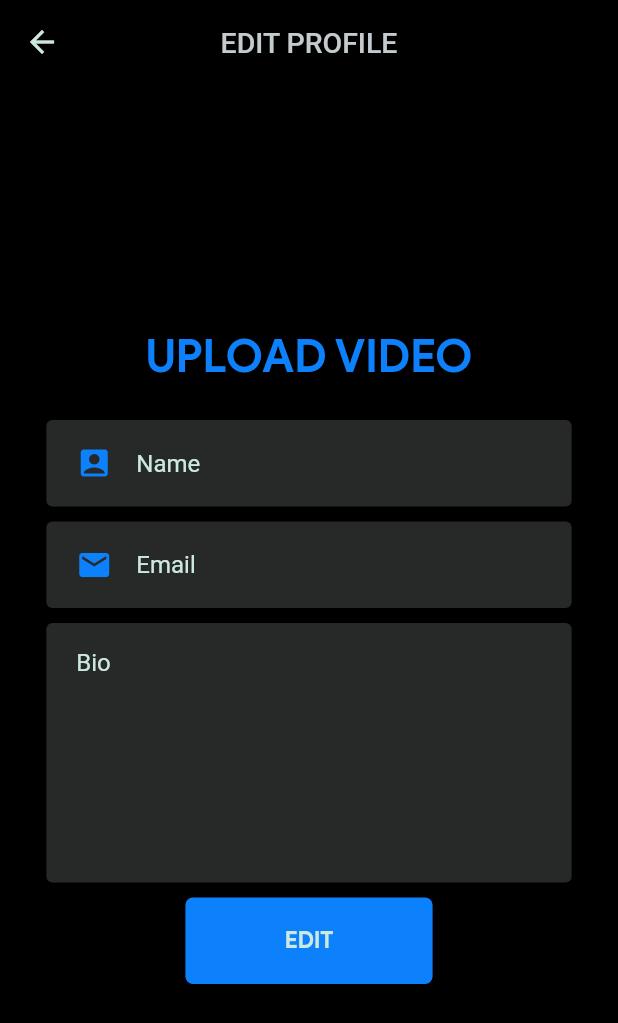
After one commit to thanhdat369/PRM_Yuvid, a Flutter app: the UserHomeScreen screen opened directly, item 3 of the bottom bar chosen, after a tap on "Edit profile", on a phone screen of 412 x 824 dp. The commit adds this screen. Shown: the top 1023 px of the screen. Run offline on Flutter 3.47's test engine with Material 2 defaults, Android fonts, the phone set to English and light mode, and no system bars; our stand-ins replace bloc, cached_network_image, chewie, equatable, flutter_bloc, image_picker and 1 more; missing offline and left inert: flutter_share; network calls fail.

Commit message:
Edit profile setup

```diff
--- a/lib/App.dart
+++ b/lib/App.dart
@@ -51,7 +51,7 @@ class AuthenScreen extends StatelessWidget {
       if (state is AuthInitial) {
         return SplashScreen();
       } else if (state is AuthenticatedState) {
-        return UserHome();
+        return UserHomeScreen();
       } else if (state is UnAuthenticatedState) {
         return LoginPageParent();
       }
--- /dev/null
+++ b/lib/blocs/account/edit_profile/edit_profile_bloc.dart
@@ -0,0 +1,28 @@
+import 'dart:async';
+
+import 'package:bloc/bloc.dart';
+import 'package:equatable/equatable.dart';
+import 'package:flutter/cupertino.dart';
+import 'package:prm_yuvid/models/accountDTO.dart';
+import 'package:prm_yuvid/repositories/account_repo.dart';
+
+part 'edit_profile_event.dart';
+part 'edit_profile_state.dart';
+
+class EditProfileBloc extends Bloc<EditProfileEvent, EditProfileState> {
+  AccountRepository accountRepo;
+  EditProfileBloc() : super(EditProfileInitial()) {
+    accountRepo = AccountRepository();
+  }
+  EditProfileState get initialState => EditProfileInitial();
+  @override
+  Stream<EditProfileState> mapEventToState(
+    EditProfileEvent event,
+  ) async* {
+    if (event is EditProfileClickEvent) {
+      yield EditProfileLoadingState();
+      await accountRepo.editProfile(event.accountEditDTO);
+      yield EditProfileSuccessState();
+    }
+  }
+}
--- /dev/null
+++ b/lib/blocs/account/edit_profile/edit_profile_event.dart
@@ -0,0 +1,15 @@
+part of 'edit_profile_bloc.dart';
+
+abstract class EditProfileEvent extends Equatable {
+  const EditProfileEvent();
+
+  @override
+  List<Object> get props => [];
+}
+
+class EditProfileInitEvent extends EditProfileEvent {}
+
+class EditProfileClickEvent extends EditProfileEvent {
+  AccountEditDTO accountEditDTO;
+  EditProfileClickEvent({this.accountEditDTO});
+}
--- /dev/null
+++ b/lib/blocs/account/edit_profile/edit_profile_state.dart
@@ -0,0 +1,19 @@
+part of 'edit_profile_bloc.dart';
+
+abstract class EditProfileState extends Equatable {
+  const EditProfileState();
+
+  @override
+  List<Object> get props => [];
+}
+
+class EditProfileInitial extends EditProfileState {}
+
+class EditProfileSuccessState extends EditProfileState {}
+
+class EditProfileFailedState extends EditProfileState {
+  final String message;
+  EditProfileFailedState({@required this.message});
+}
+
+class EditProfileLoadingState extends EditProfileState {}
--- a/lib/blocs/login/login_bloc.dart
+++ b/lib/blocs/login/login_bloc.dart
@@ -32,7 +32,10 @@ class LoginBloc extends Bloc<LoginEvent, LoginState> {
         yield LoginSuccessState(id: user.id);
       }
     } catch (e) {
-      yield LoginFailedState(message: e.toString().substring(10));
+      if (e.toString().contains("XMLHttp")) {
+        yield LoginFailedState(message: "No Internet connection");
+      } else
+        yield LoginFailedState(message: e.toString().substring(10));
     }
     // TODO: implement mapEventToState
   }
--- a/lib/models/accountDTO.dart
+++ b/lib/models/accountDTO.dart
@@ -53,3 +53,25 @@ class AccountAuthDTO {
     return data;
   }
 }
+
+class AccountEditDTO {
+  String email;
+  String name;
+  String bio;
+
+  AccountEditDTO({this.email, this.name, this.bio});
+
+  AccountEditDTO.fromJson(Map<String, dynamic> json) {
+    email = json['email'];
+    name = json['name'];
+    bio = json['bio'];
+  }
+
+  Map<String, dynamic> toJson() {
+    final Map<String, dynamic> data = new Map<String, dynamic>();
+    data['email'] = this.email;
+    data['name'] = this.name;
+    data['bio'] = this.bio;
+    return data;
+  }
+}
--- a/lib/repositories/account_repo.dart
+++ b/lib/repositories/account_repo.dart
@@ -5,4 +5,6 @@ class AccountRepository {
   AccountApiProvider accountApiProvider = AccountApiProvider();
   Future<AccountDTO> login(String username, String password) =>
       accountApiProvider.login(username, password);
+  Future<bool> editProfile(AccountEditDTO dto) =>
+      accountApiProvider.editProfile(dto);
 }
--- a/lib/screens/login_signup/login_screen.dart
+++ b/lib/screens/login_signup/login_screen.dart
@@ -85,7 +85,7 @@ class LoginScreen extends StatelessWidget {
                 if (state is LoginSuccessState) {
                   Navigator.of(context)
                       .pushReplacement(MaterialPageRoute(builder: (context) {
-                    return UserHome(id: state.id);
+                    return UserHomeScreen(id: state.id);
                   }));
                 }
               },
--- /dev/null
+++ b/lib/screens/user/components_screen/edit_profile_screen.dart
@@ -0,0 +1,112 @@
+import 'package:flutter/material.dart';
+import 'package:flutter_bloc/flutter_bloc.dart';
+import 'package:prm_yuvid/blocs/account/edit_profile/edit_profile_bloc.dart';
+import 'package:prm_yuvid/models/accountDTO.dart';
+import 'package:prm_yuvid/screens/user/components/user_rounded_button.dart';
+import 'package:prm_yuvid/screens/user/components/user_rounded_input.dart';
+import 'package:prm_yuvid/screens/user/components_screen/user_screen_back_button.dart';
+import 'package:prm_yuvid/themes/colors.dart';
+
+class EditProfileParentScreen extends StatelessWidget {
+  const EditProfileParentScreen({Key key}) : super(key: key);
+
+  @override
+  Widget build(BuildContext context) {
+    return BlocProvider(
+      create: (context) => EditProfileBloc(),
+      child: EditProfileScreen(),
+    );
+  }
+}
+
+class EditProfileScreen extends StatefulWidget {
+  EditProfileScreen({Key key}) : super(key: key);
+
+  @override
+  _EditProfileScreenState createState() => _EditProfileScreenState();
+}
+
+class _EditProfileScreenState extends State<EditProfileScreen> {
+  EditProfileBloc editProfileBloc;
+  TextEditingController _namecontroller = TextEditingController();
+  TextEditingController _emailcontroller = TextEditingController();
+  TextEditingController _biocontroller = TextEditingController();
+  @override
+  void initState() {
+    // TODO: implement initState
+    super.initState();
+    editProfileBloc = BlocProvider.of<EditProfileBloc>(context);
+  }
+
+  @override
+  Widget build(BuildContext context) {
+    return UserScreenBackButton(
+        title: "Edit profile",
+        child: Container(
+          alignment: Alignment.center,
+          child: Column(
+              mainAxisAlignment: MainAxisAlignment.center,
+              crossAxisAlignment: CrossAxisAlignment.center,
+              children: [
+                Padding(
+                  padding: const EdgeInsets.only(bottom: 20),
+                  child: Text("UPLOAD VIDEO",
+                      style: TextStyle(
+                          color: MainColors.kMain,
+                          fontSize: 30,
+                          fontWeight: FontWeight.bold)),
+                ),
+                UserRoundedInput(
+                  hintText: "Name",
+                  icon: Icons.account_box,
+                  line: 1,
+                  textEditingController: _namecontroller,
+                ),
+                UserRoundedInput(
+                  hintText: "Email",
+                  icon: Icons.email,
+                  line: 1,
+                  textEditingController: _emailcontroller,
+                ),
+                UserRoundedInput(
+                  hintText: "Bio",
+                  icon: null,
+                  line: 3,
+                  textEditingController: _biocontroller,
+                ),
+                UserRoundedButton(text: "Edit", press: edit_profile),
+                BlocListener<EditProfileBloc, EditProfileState>(
+                  listener: (context, state) {
+                    if (state is EditProfileSuccessState) {
+                      Navigator.pop(context);
+                    }
+                  },
+                  child: BlocBuilder<EditProfileBloc, EditProfileState>(
+                      builder: (context, state) {
+                    if (state is EditProfileInitial) {
+                      return SizedBox.shrink();
+                    } else if (state is EditProfileLoadingState) {
+                      return Center(child: CircularProgressIndicator());
+                    } else if (state is EditProfileSuccessState) {
+                      return Container();
+                    } else if (state is EditProfileFailedState) {
+                      return Text(state.message,
+                          style: TextStyle(color: Colors.red));
+                    } else {
+                      return SizedBox.shrink();
+                    }
+                  }),
+                ),
+              ]),
+        ));
+  }
+
+  void edit_profile() {
+    // print("Hello");
+    AccountEditDTO dto = AccountEditDTO(
+        name: this._namecontroller.text,
+        email: this._emailcontroller.text,
+        bio: this._biocontroller.text);
+    this.editProfileBloc.add(EditProfileClickEvent(accountEditDTO: dto));
+  }
+}
--- /dev/null
+++ b/lib/screens/user/components_screen/user_screen_back_button.dart
@@ -0,0 +1,33 @@
+import 'package:flutter/material.dart';
+import 'package:prm_yuvid/themes/colors.dart';
+
+class UserScreenBackButton extends StatefulWidget {
+  Widget child;
+  String title;
+  UserScreenBackButton({Key key, this.child, @required this.title})
+      : super(key: key);
+  @override
+  _UserScreenBackButtonState createState() => _UserScreenBackButtonState();
+}
+
+class _UserScreenBackButtonState extends State<UserScreenBackButton> {
+  @override
+  Widget build(BuildContext context) {
+    return Scaffold(
+      resizeToAvoidBottomInset: false,
+      appBar: AppBar(
+        backgroundColor: MainColors.kDark,
+        leading: BackButton(color: MainColors.kLight),
+        title: Text(
+          this.widget.title.toUpperCase(),
+          style: TextStyle(fontSize: 19, color: MainColors.kSoftLight),
+        ),
+        centerTitle: true,
+      ),
+      backgroundColor: MainColors.kDark,
+      body: Container(
+        child: this.widget.child,
+      ),
+    );
+  }
+}
--- a/lib/screens/user/main_user_screen/profile_screen.dart
+++ b/lib/screens/user/main_user_screen/profile_screen.dart
@@ -1,5 +1,6 @@
 import 'package:cached_network_image/cached_network_image.dart';
 import 'package:flutter/material.dart';
+import 'package:prm_yuvid/screens/user/components_screen/edit_profile_screen.dart';
 import 'package:prm_yuvid/themes/colors.dart';
 
 class ProfileScreen extends StatelessWidget {
@@ -90,13 +91,22 @@ class ProfileScreen extends StatelessWidget {
                 margin: EdgeInsets.only(bottom: 10),
                 decoration:
                     BoxDecoration(border: Border.all(color: MainColors.kLight)),
+                child: InkWell(
+                  onTap: () {
+                    Navigator.push(
+                      context,
+                      MaterialPageRoute(
+                          builder: (context) => EditProfileParentScreen()),
+                    );
+                  },
                   child: Center(
                     child: Text(
                       "Edit profile",
-                  style: TextStyle(fontSize: 15, fontWeight: FontWeight.bold),
+                      style:
+                          TextStyle(fontSize: 15, fontWeight: FontWeight.bold),
                     ),
                   ),
-            ),
+                )),
             Row(
               children: [
                 Expanded(
--- a/lib/screens/user/main_user_screen/user_home.dart
+++ b/lib/screens/user/main_user_screen/user_home.dart
@@ -1,19 +1,75 @@
 import 'package:flutter/material.dart';
+import 'package:prm_yuvid/screens/user/components_screen/edit_profile_screen.dart';
+import 'package:prm_yuvid/screens/user/components_screen/upload_test_screen.dart';
+import 'package:prm_yuvid/screens/user/main_user_screen/profile_screen.dart';
 import 'package:prm_yuvid/screens/user/main_user_screen/video_screen.dart';
+import 'package:prm_yuvid/themes/colors.dart';
 
-class UserHome extends StatelessWidget {
+class UserScreenItem {
+  String title;
+  Widget screen;
+  UserScreenItem(this.title, this.screen);
+}
+
+class UserHomeScreen extends StatefulWidget {
   int id;
-  UserHome({Key key, this.id}) : super(key: key);
+  UserHomeScreen({Key key, this.id}) : super(key: key);
 
+  @override
+  _UserHomeScreenState createState() => _UserHomeScreenState();
+}
+
+class _UserHomeScreenState extends State<UserHomeScreen> {
+  var _currentindex = 1;
+  var _tabs = [
+    UserScreenItem("HOME", VideoScreenParent()),
+    UserScreenItem("UPLOAD", UploadScreenParent()),
+    UserScreenItem("PROFILE", ProfileScreen()),
+  ];
   @override
   Widget build(BuildContext context) {
     return Scaffold(
-      // body: UploadScreenParent(),
-      body: SafeArea(
-          child: Container(
-              // padding: EdgeInsets.all(20),
-              alignment: Alignment.bottomCenter,
-              child: VideoScreenParent())),
+      appBar: AppBar(
+        automaticallyImplyLeading: false,
+        backgroundColor: MainColors.kDark,
+        title: Text(_tabs[_currentindex].title,
+            style: TextStyle(
+                color: MainColors.kSoftLight,
+                fontFamily: "Noto Sans",
+                fontWeight: FontWeight.w700,
+                fontSize: 19)),
+        centerTitle: true,
+      ),
+      backgroundColor: MainColors.kDark,
+      resizeToAvoidBottomInset: false,
+      body: Container(
+        child: _tabs[_currentindex].screen,
+      ),
+      bottomNavigationBar: Container(
+          decoration: BoxDecoration(
+              border:
+                  Border(top: BorderSide(color: MainColors.kMain, width: 3))),
+          padding: EdgeInsets.only(top: 10),
+          child: BottomNavigationBar(
+            currentIndex: _currentindex,
+            onTap: (index) {
+              setState(() {
+                _currentindex = index;
+              });
+            },
+            unselectedItemColor: MainColors.kLight,
+            type: BottomNavigationBarType.fixed,
+            backgroundColor: MainColors.kDark,
+            items: [
+              BottomNavigationBarItem(
+                label: "VIDEO",
+                icon: Icon(Icons.play_arrow),
+              ),
+              BottomNavigationBarItem(label: "UPLOAD", icon: Icon(Icons.add)),
+              BottomNavigationBarItem(
+                  label: "PROFILE", icon: Icon(Icons.account_box)),
+            ],
+          )),
     );
   }
 }
--- a/pubspec.yaml
+++ b/pubspec.yaml
@@ -26,7 +26,7 @@ dependencies:
   font_awesome_flutter: ^8.10.0
   video_player: 0.10.11+1
   chewie: ^0.9.10
-  flutter_bloc: ^6.0.6
+  flutter_bloc: ^6.1.0
   http:
   equatable: ^1.2.5
   cached_network_image: ^2.3.3
```
Also changed, not shown: lib/screens/user/components/video_card.dart (+63 -37 lines), lib/services/account_service.dart (+14 -4 lines), 1 other file. Lines whose indentation alone changed are shown as unchanged.
